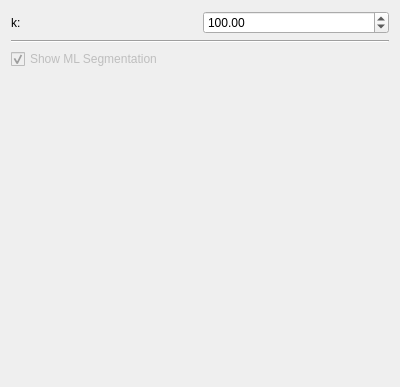
Above: code_revision/src/lib/visualization/MLControl.ui from jmaye/curb-detection before the change. Below: the same form after it.
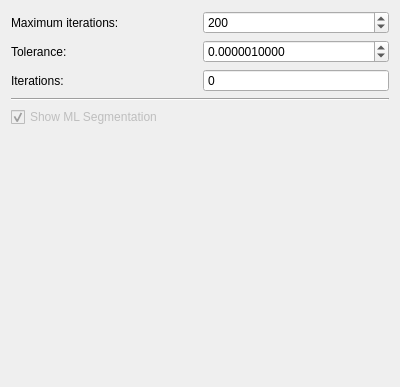
That is the form after the change.

Patch:
```diff
--- a/code_revision/src/lib/visualization/MLControl.ui
+++ b/code_revision/src/lib/visualization/MLControl.ui
@@ -19,17 +19,57 @@
      <item row="0" column="0">
       <widget class="QLabel" name="kTextLabel">
        <property name="text">
-        <string>k:</string>
+        <string>Maximum iterations:</string>
        </property>
       </widget>
      </item>
      <item row="0" column="1">
-      <widget class="QDoubleSpinBox" name="kSpinBox">
+      <widget class="QSpinBox" name="maxIterSpinBox">
+       <property name="maximum">
+        <number>1000000</number>
+       </property>
+       <property name="value">
+        <number>200</number>
+       </property>
+      </widget>
+     </item>
+     <item row="1" column="0">
+      <widget class="QLabel" name="tolTextlabel">
+       <property name="text">
+        <string>Tolerance:</string>
+       </property>
+      </widget>
+     </item>
+     <item row="1" column="1">
+      <widget class="QDoubleSpinBox" name="tolSpinBox">
+       <property name="decimals">
+        <number>10</number>
+       </property>
        <property name="maximum">
         <double>1000000.000000000000000</double>
        </property>
        <property name="value">
-        <double>100.000000000000000</double>
+        <double>0.000001000000000</double>
+       </property>
+      </widget>
+     </item>
+     <item row="2" column="0">
+      <widget class="QLabel" name="IterTextLabel">
+       <property name="text">
+        <string>Iterations:</string>
+       </property>
+      </widget>
+     </item>
+     <item row="2" column="1">
+      <widget class="QSpinBox" name="iterSpinBox">
+       <property name="readOnly">
+        <bool>true</bool>
+       </property>
+       <property name="buttonSymbols">
+        <enum>QAbstractSpinBox::NoButtons</enum>
+       </property>
+       <property name="maximum">
+        <number>1000000</number>
        </property>
       </widget>
      </item>
```
Left out of the diff: 29 changed lines with no effect on the pictures.
